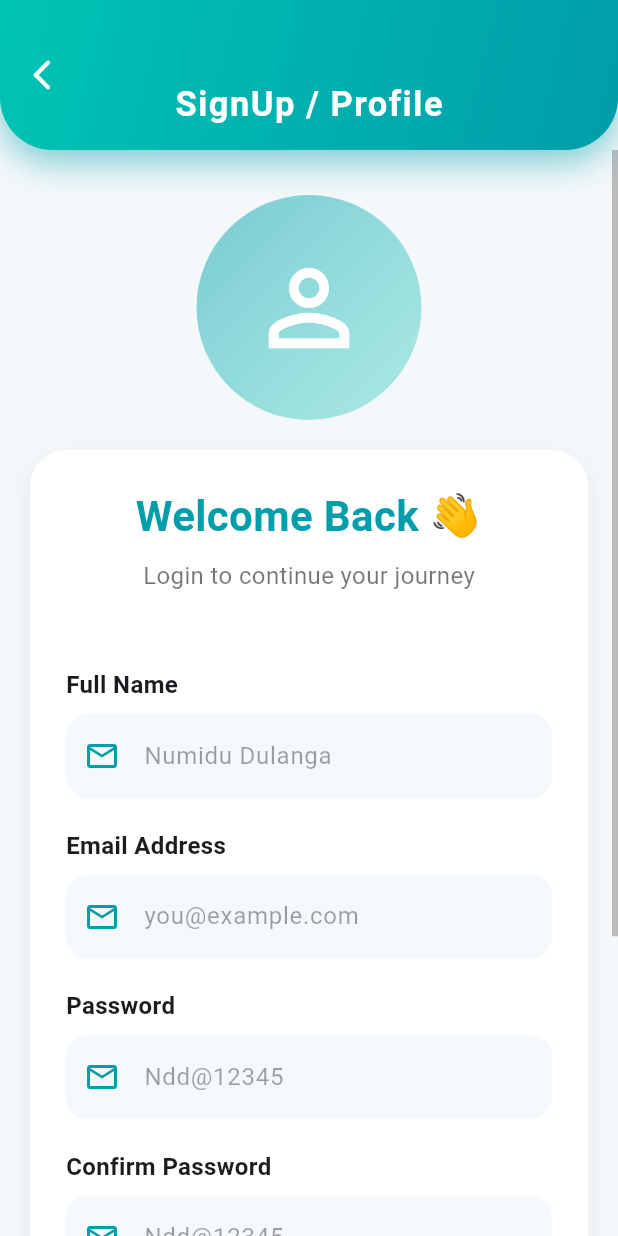
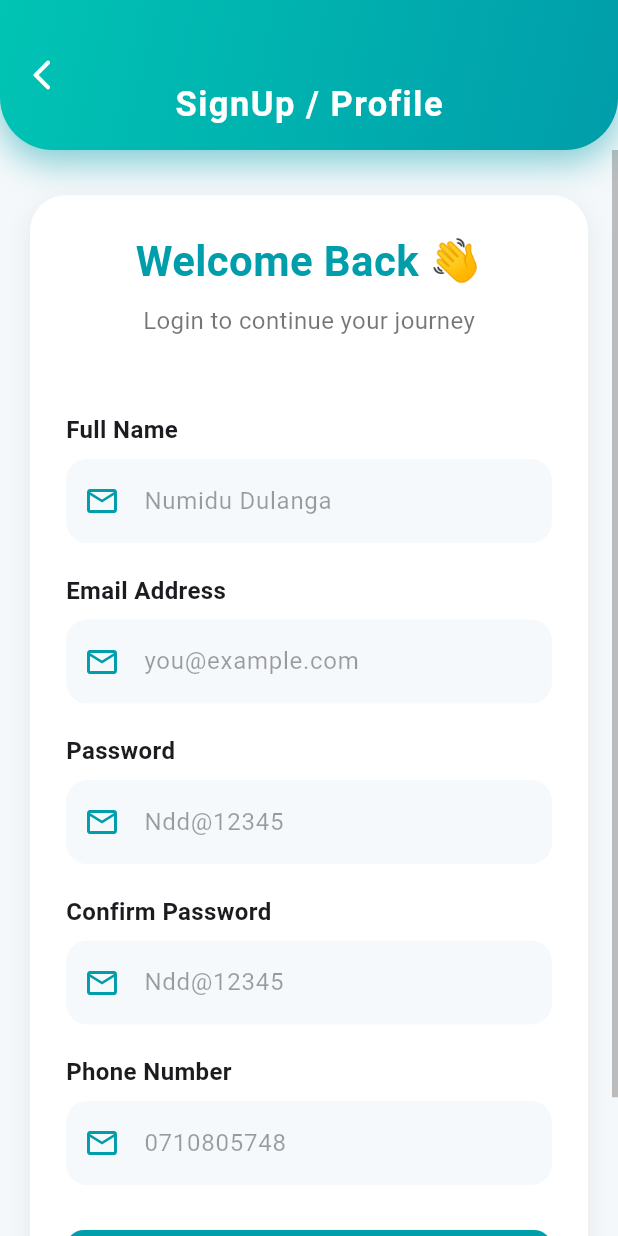
Before and after one commit to Numidu/Ampora_Mobile_App-, a Flutter app: the screen it shows after launch, after a tap on "Login", after a tap on "Register", on a phone screen of 412 x 824 dp. Run offline on Flutter 3.47's test engine with Material 3 defaults, Android fonts, the phone set to English and light mode, and no system bars; our stand-ins replace carousel_slider, geocoding, google_maps_flutter; missing offline and left inert: flutter_google_places_sdk, flutter_polyline_points, jwt_decode; accounts and stored records are empty; network calls fail.

Commit message:
Modify ProfileScreen SignInscreen

```diff
--- a/lib/screens/SignInScreen.dart
+++ b/lib/screens/SignInScreen.dart
@@ -17,6 +17,7 @@ class _SigninscreenState extends State<Signinscreen> {
   final TextEditingController _nameController = TextEditingController();
   final TextEditingController _phoneController = TextEditingController();
   final useservice = UserService();
+  final _formKey = GlobalKey<FormState>();
 
   Future<void> registerUser() async {
     String name = _nameController.text.trim();
@@ -116,36 +117,10 @@ class _SigninscreenState extends State<Signinscreen> {
         thumbVisibility: true,
         child: SingleChildScrollView(
           padding: const EdgeInsets.symmetric(horizontal: 20, vertical: 30),
+          child: Form(
+            key: _formKey,
             child: Column(
               children: [
-              // 🌊 Gradient Circle Background Illustration
-              Stack(
-                alignment: Alignment.center,
-                children: [
-                  Container(
-                    height: 150,
-                    width: 150,
-                    decoration: BoxDecoration(
-                      shape: BoxShape.circle,
-                      gradient: LinearGradient(
-                        colors: [
-                          const Color(0xFF009daa).withOpacity(0.5),
-                          const Color(0xFF00c4b4).withOpacity(0.3),
-                        ],
-                        begin: Alignment.topLeft,
-                        end: Alignment.bottomRight,
-                      ),
-                    ),
-                  ),
-                  const Icon(
-                    Icons.person_outline,
-                    size: 80,
-                    color: Colors.white,
-                  ),
-                ],
-              ),
-              const SizedBox(height: 20),
-
                 Container(
                   decoration: BoxDecoration(
                     color: Colors.white,
@@ -194,8 +169,8 @@ class _SigninscreenState extends State<Signinscreen> {
                         ),
                       ),
                       const SizedBox(height: 8),
-                    // Password TextField
-                    TextField(
+                      // Name TextField
+                      TextFormField(
                         controller: _nameController,
                         keyboardType: TextInputType.emailAddress,
                         decoration: InputDecoration(
@@ -210,6 +185,8 @@ class _SigninscreenState extends State<Signinscreen> {
                             borderSide: BorderSide.none,
                           ),
                         ),
+                        validator: (v) =>
+                            v == null || v.isEmpty ? 'Name required' : null,
                       ),
                       const SizedBox(height: 20),
                       // Email Label
@@ -223,7 +200,7 @@ class _SigninscreenState extends State<Signinscreen> {
                       const SizedBox(height: 8),
 
                       // Email TextField
-                    TextField(
+                      TextFormField(
                         controller: _emailController,
                         keyboardType: TextInputType.emailAddress,
                         decoration: InputDecoration(
@@ -238,6 +215,14 @@ class _SigninscreenState extends State<Signinscreen> {
                             borderSide: BorderSide.none,
                           ),
                         ),
+                        validator: (v) {
+                          if (v == null || v.isEmpty) return 'Email required';
+                          if (!RegExp(r'^[\w-.]+@([\w-]+\.)+[\w-]{2,4}$')
+                              .hasMatch(v)) {
+                            return 'Invalid email';
+                          }
+                          return null;
+                        },
                       ),
                       const SizedBox(height: 20),
 
@@ -251,7 +236,7 @@ class _SigninscreenState extends State<Signinscreen> {
                       ),
                       const SizedBox(height: 8),
                       // Password TextField
-                    TextField(
+                      TextFormField(
                         controller: _passwordController,
                         keyboardType: TextInputType.emailAddress,
                         decoration: InputDecoration(
@@ -266,6 +251,11 @@ class _SigninscreenState extends State<Signinscreen> {
                             borderSide: BorderSide.none,
                           ),
                         ),
+                        validator: (v) {
+                          if (v == null || v.length < 6)
+                            return 'Minimum 6 characters';
+                          return null;
+                        },
                       ),
                       const SizedBox(height: 20),
                       const Text(
@@ -277,7 +267,7 @@ class _SigninscreenState extends State<Signinscreen> {
                       ),
                       const SizedBox(height: 8),
                       // Password TextField
-                    TextField(
+                      TextFormField(
                         controller: _confirmPasswordController,
                         keyboardType: TextInputType.emailAddress,
                         decoration: InputDecoration(
@@ -292,6 +282,11 @@ class _SigninscreenState extends State<Signinscreen> {
                             borderSide: BorderSide.none,
                           ),
                         ),
+                        validator: (v) {
+                          if (v != _passwordController.text)
+                            return 'Passwords do not match';
+                          return null;
+                        },
                       ),
                       const SizedBox(height: 20),
                       const Text(
@@ -303,7 +298,7 @@ class _SigninscreenState extends State<Signinscreen> {
                       ),
                       const SizedBox(height: 8),
                       // Password TextField
-                    TextField(
+                      TextFormField(
                         controller: _phoneController,
                         keyboardType: TextInputType.emailAddress,
                         decoration: InputDecoration(
@@ -318,11 +313,20 @@ class _SigninscreenState extends State<Signinscreen> {
                             borderSide: BorderSide.none,
                           ),
                         ),
+                        validator: (v) {
+                          if (!RegExp(r'^(07[0-9]{8})$').hasMatch(v ?? ''))
+                            return 'Invalid phone';
+                          return null;
+                        },
                       ),
                       const SizedBox(height: 30),
                       CustomButton(
                           text: "Save",
-                        onPressed: registerUser,
+                          onPressed: () {
+                            if (_formKey.currentState!.validate()) {
+                              registerUser();
+                            }
+                          },
                           color: const Color(0xFF009daa))
                     ],
                   ),
@@ -331,6 +335,7 @@ class _SigninscreenState extends State<Signinscreen> {
             ),
           ),
         ),
+      ),
     );
     // Password TextField
   }
```
Also changed, not shown: lib/screens/BottomNavBar.dart (+0 -7 lines), lib/screens/ProfileScreen.dart (+12 -1 lines), images/signup.png (added). Lines whose indentation alone changed are shown as unchanged.
